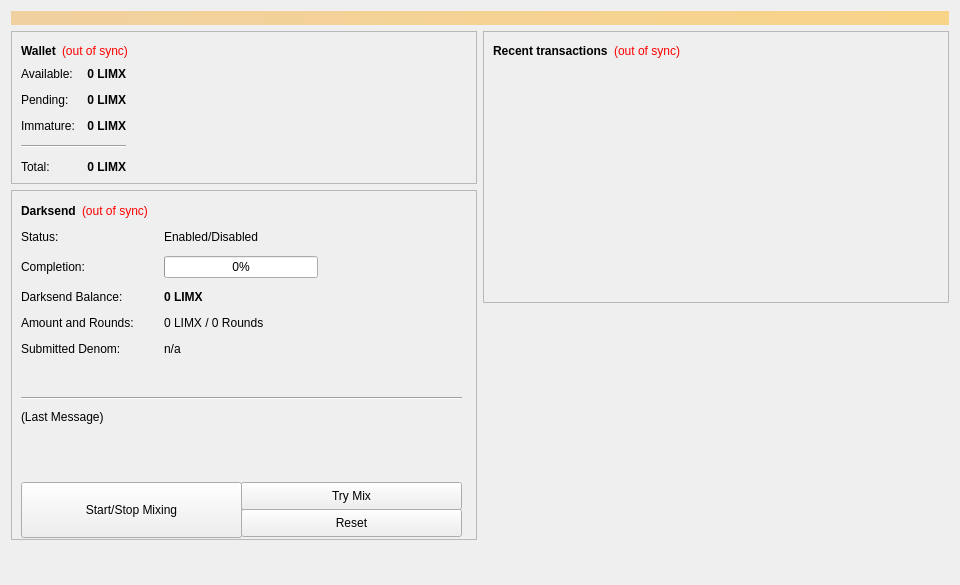
Old version of the form src/qt/forms/overviewpage.ui in the repository LIMXTEC/BitSend.
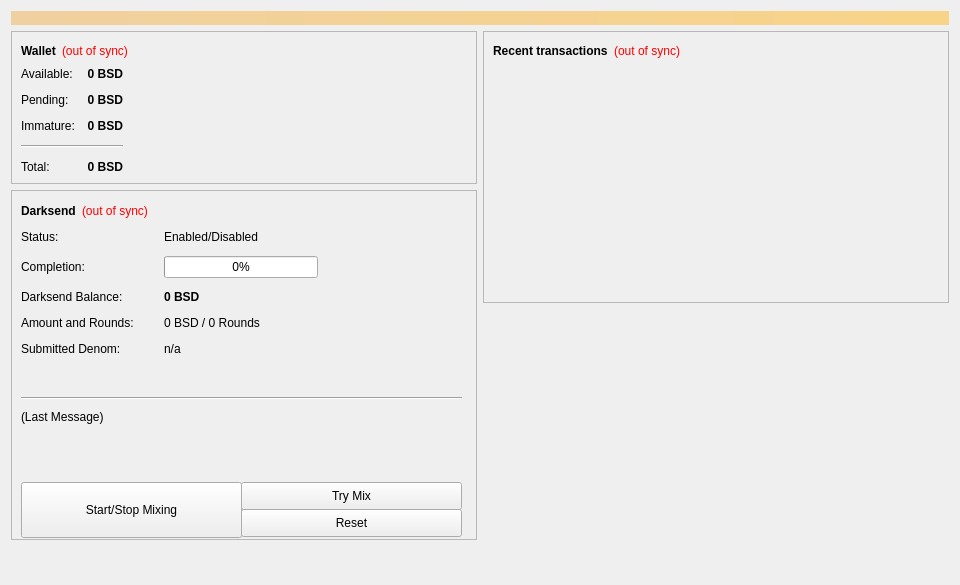
New version of the form.

```diff
--- a/src/qt/forms/overviewpage.ui
+++ b/src/qt/forms/overviewpage.ui
@@ -130,7 +130,7 @@
                  <string>Your current spendable balance</string>
                 </property>
                 <property name="text">
-                 <string notr="true">0 LIMX</string>
+                 <string notr="true">0 BSD</string>
                 </property>
                 <property name="alignment">
                  <set>Qt::AlignRight|Qt::AlignTrailing|Qt::AlignVCenter</set>
@@ -162,7 +162,7 @@
                  <string>Total of transactions that have yet to be confirmed, and do not yet count toward the spendable balance</string>
                 </property>
                 <property name="text">
-                 <string notr="true">0 LIMX</string>
+                 <string notr="true">0 BSD</string>
                 </property>
                 <property name="alignment">
                  <set>Qt::AlignRight|Qt::AlignTrailing|Qt::AlignVCenter</set>
@@ -191,7 +191,7 @@
                  <string>Mined balance that has not yet matured</string>
                 </property>
                 <property name="text">
-                 <string notr="true">0 LIMX</string>
+                 <string notr="true">0 BSD</string>
                 </property>
                 <property name="alignment">
                  <set>Qt::AlignRight|Qt::AlignTrailing|Qt::AlignVCenter</set>
@@ -223,7 +223,7 @@
                  <string>Your current total balance</string>
                 </property>
                 <property name="text">
-                 <string notr="true">0 LIMX</string>
+                 <string notr="true">0 BSD</string>
                 </property>
                 <property name="alignment">
                  <set>Qt::AlignRight|Qt::AlignTrailing|Qt::AlignVCenter</set>
@@ -346,7 +346,7 @@
               </font>
              </property>
              <property name="text">
-              <string>0 LIMX</string>
+              <string>0 BSD</string>
              </property>
             </widget>
            </item>
@@ -360,7 +360,7 @@
            <item row="3" column="1">
             <widget class="QLabel" name="labelAmountRounds">
              <property name="text">
-              <string>0 LIMX / 0 Rounds</string>
+              <string>0 BSD / 0 Rounds</string>
              </property>
             </widget>
            </item>
```
Left out of the diff: 6 changed lines with no effect on the pictures.
